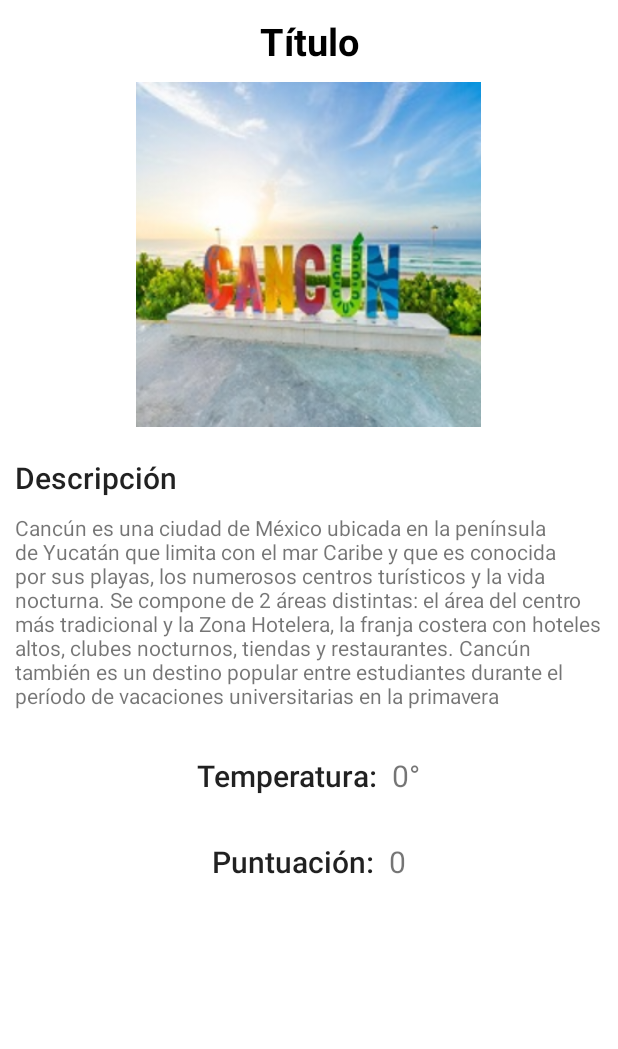
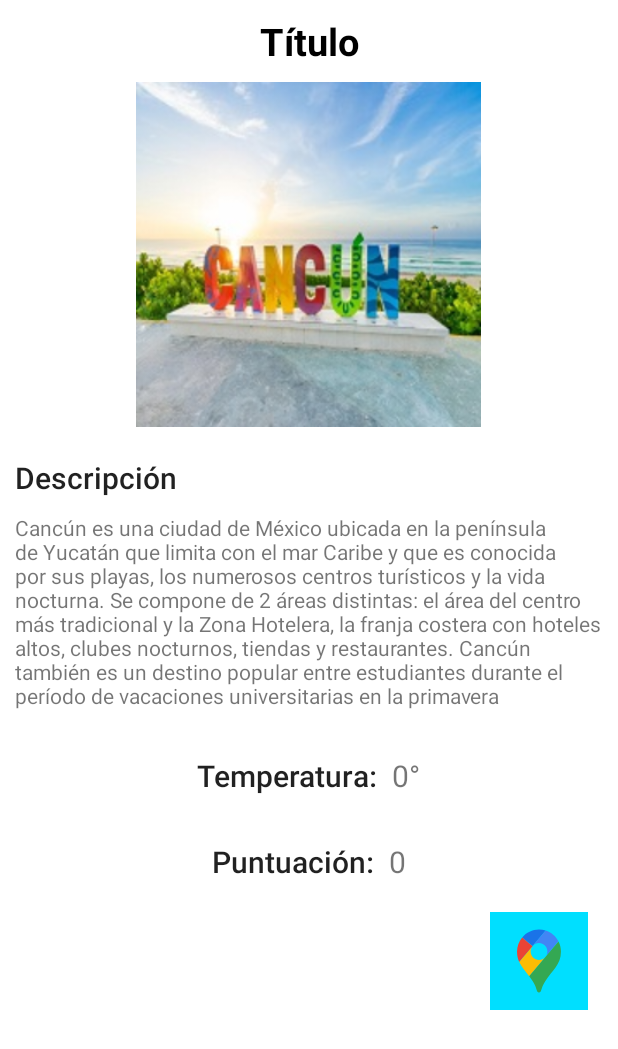
Before and after one commit to SaraOrozco/TICAPP, an Android app: the layout poi_fragment.xml on its own in the app's theme, with its tools: preview values and no code run, on a phone screen of 412 x 824 dp. Shown: the top 1049 px of the screen. Run offline under Robolectric (Android 15) with nearby library versions, the phone set to English and light mode, and no system bars.

Commit message:
Añadí un botón en Poi_info_completa que va abrir la app de Google Maps y tambien pondrá la ubicación respectiva del lugar escogido

```diff
--- a/app/src/main/java/com/mintic/ticapp/Modelos/PoisItem.kt
+++ b/app/src/main/java/com/mintic/ticapp/Modelos/PoisItem.kt
@@ -15,5 +15,9 @@ data class PoisItem(
     @SerializedName("puntuacion")
     val puntuacion: Int,
     @SerializedName("temperatura")
-    val temperatura: String
+    val temperatura: String,
+    @SerializedName("latitud")
+    val latitud: Double,
+    @SerializedName("longitud")
+    val longitud: Double
 )
--- /dev/null
+++ b/app/src/main/res/drawable/ic_google_map_location_logo_icon_159350.xml
@@ -0,0 +1,21 @@
+<vector xmlns:android="http://schemas.android.com/apk/res/android"
+    android:width="150dp"
+    android:height="150dp"
+    android:viewportWidth="150"
+    android:viewportHeight="150">
+  <path
+      android:pathData="M85.1,28.5c-3.2,-1 -6.6,-1.6 -10.1,-1.6c-10.3,0 -19.5,4.7 -25.7,12l15.9,13.3L85.1,28.5z"
+      android:fillColor="#1A73E8"/>
+  <path
+      android:pathData="M49.3,38.9c-4.9,5.8 -7.9,13.4 -7.9,21.6c0,6.3 1.3,11.4 3.3,16l20.4,-24.2L49.3,38.9z"
+      android:fillColor="#EA4335"/>
+  <path
+      android:pathData="M75,47.6c7.1,0 12.8,5.7 12.8,12.8c0,3.2 -1.1,6.1 -3,8.3c0,0 10.1,-12.1 20,-23.8c-4.1,-7.8 -11.1,-13.8 -19.6,-16.5l-20,23.8C67.5,49.4 71,47.6 75,47.6"
+      android:fillColor="#4285F4"/>
+  <path
+      android:pathData="M75,73.3c-7.1,0 -12.8,-5.7 -12.8,-12.8c0,-3.1 1.1,-6 3,-8.2L44.8,76.5C48.2,84.2 54,90.4 60,98.2l24.8,-29.5C82.5,71.5 78.9,73.3 75,73.3"
+      android:fillColor="#FBBC04"/>
+  <path
+      android:pathData="M84.3,106.3c11.2,-17.5 24.3,-25.5 24.3,-45.8c0,-5.6 -1.4,-10.8 -3.8,-15.5L60,98.2c1.9,2.5 3.8,5.1 5.7,8.1c6.8,10.5 4.9,16.8 9.3,16.8C79.4,123.1 77.5,116.8 84.3,106.3"
+      android:fillColor="#34A853"/>
+</vector>
--- a/app/src/main/res/layout/poi_fragment.xml
+++ b/app/src/main/res/layout/poi_fragment.xml
@@ -1,5 +1,6 @@
 <?xml version="1.0" encoding="utf-8"?>
 <LinearLayout xmlns:android="http://schemas.android.com/apk/res/android"
+    xmlns:app="http://schemas.android.com/apk/res-auto"
     xmlns:tools="http://schemas.android.com/tools"
     android:layout_width="match_parent"
     android:layout_height="match_parent"
@@ -104,6 +105,20 @@
                     android:text="0" />
 
             </LinearLayout>
+
+            <ImageButton
+                android:id="@+id/btnUbicacion"
+                style="@android:style/Widget.Material.ImageButton"
+                android:layout_width="65dp"
+                android:layout_height="65dp"
+                android:layout_gravity="right"
+                android:layout_marginTop="20dp"
+                android:layout_marginRight="20dp"
+                android:layout_marginBottom="20dp"
+                android:adjustViewBounds="true"
+                android:background="#00dfff"
+                android:scaleType="fitCenter"
+                android:src="@drawable/ic_google_map_location_logo_icon_159350" />
         </LinearLayout>
     </ScrollView>
 
--- a/build.gradle
+++ b/build.gradle
@@ -7,6 +7,7 @@ buildscript {
     dependencies {
         classpath "com.android.tools.build:gradle:7.0.3"
         classpath 'org.jetbrains.kotlin:kotlin-gradle-plugin:1.6.0'
+        classpath "com.google.android.libraries.mapsplatform.secrets-gradle-plugin:secrets-gradle-plugin:2.0.0"
 
         // NOTE: Do not place your application dependencies here; they belong
         // in the individual module build.gradle files
```
Also changed, not shown: app/build.gradle (+8 -0 lines), app/src/main/AndroidManifest.xml (+22 -2 lines), app/src/main/java/com/mintic/ticapp/ui/MainActivity.kt (+7 -1 lines), app/src/main/java/com/mintic/ticapp/ui/detail/Poi_info_completa.kt (+22 -0 lines), 1 other file.
